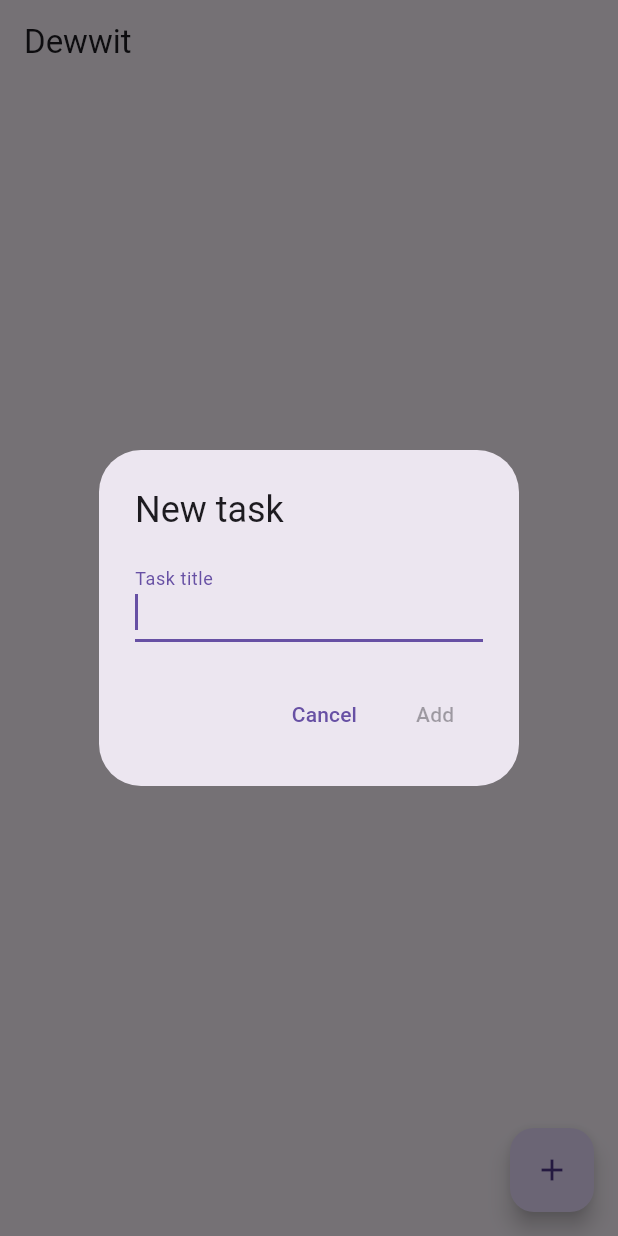
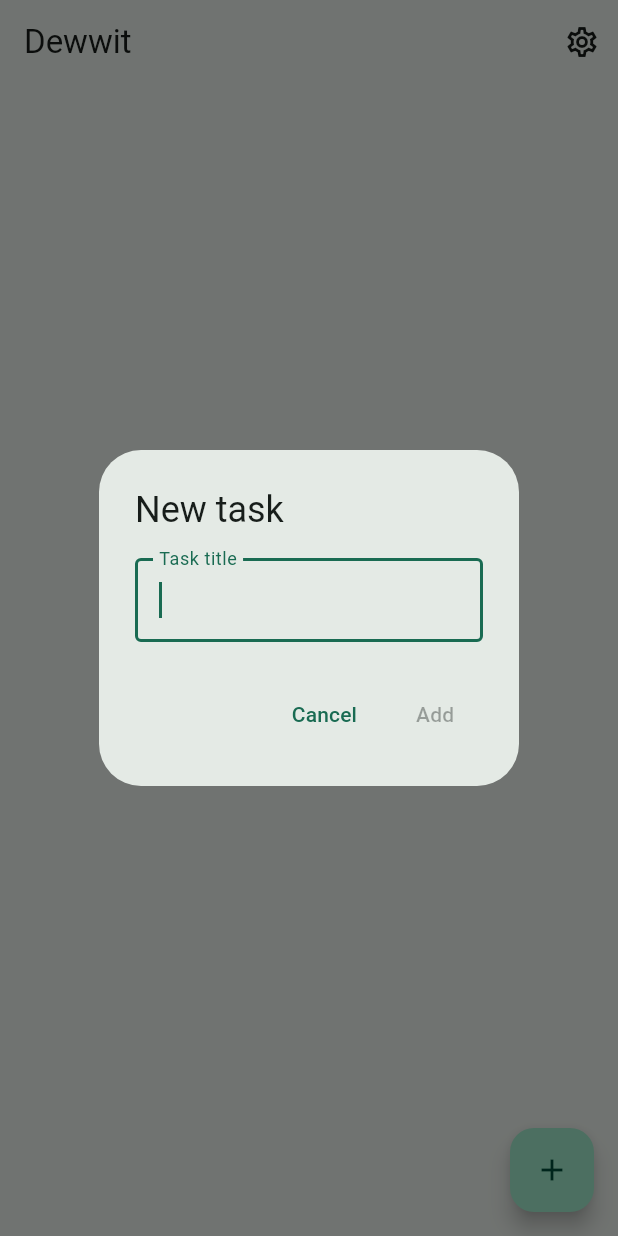
Before and after one commit to Syris-EkzD/Dewwit, a Flutter app: the screen it shows after launch, after a tap on the "add" icon, on a phone screen of 412 x 824 dp. Run offline on Flutter 3.47's test engine with Material 3 defaults, Android fonts, the phone set to English and light mode, and no system bars; our stand-ins replace shared_preferences, sqflite; accounts and stored records are empty.

Commit message:
feat(settings): add persistent app theme selection

```diff
--- a/lib/main.dart
+++ b/lib/main.dart
@@ -1,30 +1,80 @@
 import 'package:dewwit/models/task.dart';
 import 'package:dewwit/repositories/task_repository.dart';
+import 'package:dewwit/settings/settings_screen.dart';
+import 'package:dewwit/settings/theme_controller.dart';
+import 'package:dewwit/settings/theme_preference_store.dart';
 import 'package:dewwit/services/dewwit_widget_updater.dart';
+import 'package:dewwit/theme/dewwit_theme.dart';
 import 'package:flutter/material.dart';
 
-void main() {
-  runApp(DewwitApp(taskRepository: TaskRepository()));
+Future<void> main() async {
+  WidgetsFlutterBinding.ensureInitialized();
+  final preferenceStore = ThemePreferenceStore();
+  final initialThemeMode = await preferenceStore.load();
+
+  runApp(
+    DewwitApp(
+      taskRepository: TaskRepository(),
+      themeController: ThemeController(
+        preferenceStore,
+        initialThemeMode: initialThemeMode,
+      ),
+    ),
+  );
 }
 
-class DewwitApp extends StatelessWidget {
+class DewwitApp extends StatefulWidget {
   const DewwitApp({
     required this.taskRepository,
+    required this.themeController,
     this.widgetRefresh = DewwitWidgetUpdater.refresh,
     super.key,
   });
 
   final TaskRepository taskRepository;
+  final ThemeController themeController;
   final Future<void> Function() widgetRefresh;
+
+  @override
+  State<DewwitApp> createState() => _DewwitAppState();
+}
+
+class _DewwitAppState extends State<DewwitApp> {
+  @override
+  void initState() {
+    super.initState();
+    widget.themeController.addListener(_themeChanged);
+  }
+
+  @override
+  void didUpdateWidget(DewwitApp oldWidget) {
+    super.didUpdateWidget(oldWidget);
+    if (oldWidget.themeController != widget.themeController) {
+      oldWidget.themeController.removeListener(_themeChanged);
+      widget.themeController.addListener(_themeChanged);
+    }
+  }
+
+  @override
+  void dispose() {
+    widget.themeController.removeListener(_themeChanged);
+    super.dispose();
+  }
+
+  void _themeChanged() => setState(() {});
 
   @override
   Widget build(BuildContext context) {
     return MaterialApp(
       debugShowCheckedModeBanner: false,
       title: 'Dewwit',
+      theme: DewwitTheme.light,
+      darkTheme: DewwitTheme.dark,
+      themeMode: widget.themeController.themeMode,
       home: DewwitHomePage(
-        taskRepository: taskRepository,
-        widgetRefresh: widgetRefresh,
+        taskRepository: widget.taskRepository,
+        themeController: widget.themeController,
+        widgetRefresh: widget.widgetRefresh,
       ),
     );
   }
@@ -33,11 +83,13 @@ class DewwitApp extends StatelessWidget {
 class DewwitHomePage extends StatefulWidget {
   const DewwitHomePage({
     required this.taskRepository,
+    required this.themeController,
     required this.widgetRefresh,
     super.key,
   });
 
   final TaskRepository taskRepository;
+  final ThemeController themeController;
   final Future<void> Function() widgetRefresh;
 
   @override
@@ -131,7 +183,22 @@ class _DewwitHomePageState extends State<DewwitHomePage>
   @override
   Widget build(BuildContext context) {
     return Scaffold(
-      appBar: AppBar(title: const Text('Dewwit')),
+      appBar: AppBar(
+        title: const Text('Dewwit'),
+        actions: [
+          IconButton(
+            onPressed: () => Navigator.push(
+              context,
+              MaterialPageRoute<void>(
+                builder: (context) =>
+                    SettingsScreen(themeController: widget.themeController),
+              ),
+            ),
+            tooltip: 'Settings',
+            icon: const Icon(Icons.settings_outlined),
+          ),
+        ],
+      ),
       body: _buildBody(),
       floatingActionButton: FloatingActionButton(
         onPressed: _createTask,
--- /dev/null
+++ b/lib/settings/theme_controller.dart
@@ -0,0 +1,22 @@
+import 'package:dewwit/settings/theme_preference_store.dart';
+import 'package:flutter/material.dart';
+
+class ThemeController extends ChangeNotifier {
+  ThemeController(
+    this._preferenceStore, {
+    ThemeMode initialThemeMode = ThemeMode.system,
+  }) : _themeMode = initialThemeMode;
+
+  final ThemePreferenceStore _preferenceStore;
+  ThemeMode _themeMode;
+
+  ThemeMode get themeMode => _themeMode;
+
+  Future<void> setThemeMode(ThemeMode themeMode) async {
+    if (_themeMode == themeMode) return;
+
+    _themeMode = themeMode;
+    notifyListeners();
+    await _preferenceStore.save(themeMode);
+  }
+}
--- /dev/null
+++ b/lib/settings/theme_preference_store.dart
@@ -0,0 +1,24 @@
+import 'package:flutter/material.dart';
+import 'package:shared_preferences/shared_preferences.dart';
+
+class ThemePreferenceStore {
+  static const _preferenceKey = 'theme_mode';
+
+  Future<ThemeMode> load() async {
+    final preferences = await SharedPreferences.getInstance();
+    return _decode(preferences.getString(_preferenceKey));
+  }
+
+  Future<void> save(ThemeMode themeMode) async {
+    final preferences = await SharedPreferences.getInstance();
+    await preferences.setString(_preferenceKey, themeMode.name);
+  }
+
+  ThemeMode _decode(String? value) {
+    return switch (value) {
+      'light' => ThemeMode.light,
+      'dark' => ThemeMode.dark,
+      _ => ThemeMode.system,
+    };
+  }
+}
--- /dev/null
+++ b/lib/theme/dewwit_theme.dart
@@ -0,0 +1,44 @@
+import 'package:flutter/material.dart';
+
+abstract final class DewwitTheme {
+  static const _seedColor = Color(0xFF426A5A);
+
+  static final ThemeData light = _build(Brightness.light);
+  static final ThemeData dark = _build(Brightness.dark);
+
+  static ThemeData _build(Brightness brightness) {
+    final colorScheme = ColorScheme.fromSeed(
+      seedColor: _seedColor,
+      brightness: brightness,
+    );
+
+    return ThemeData(
+      useMaterial3: true,
+      brightness: brightness,
+      colorScheme: colorScheme,
+      scaffoldBackgroundColor: colorScheme.surface,
+      appBarTheme: AppBarTheme(
+        backgroundColor: colorScheme.surface,
+        foregroundColor: colorScheme.onSurface,
+        surfaceTintColor: Colors.transparent,
+      ),
+      cardTheme: CardThemeData(
+        color: colorScheme.surfaceContainerLow,
+        surfaceTintColor: Colors.transparent,
+      ),
+      inputDecorationTheme: const InputDecorationTheme(
+        border: OutlineInputBorder(),
+      ),
+      filledButtonTheme: FilledButtonThemeData(
+        style: FilledButton.styleFrom(
+          backgroundColor: colorScheme.primary,
+          foregroundColor: colorScheme.onPrimary,
+        ),
+      ),
+      floatingActionButtonTheme: FloatingActionButtonThemeData(
+        backgroundColor: colorScheme.primaryContainer,
+        foregroundColor: colorScheme.onPrimaryContainer,
+      ),
+    );
+  }
+}
--- a/pubspec.yaml
+++ b/pubspec.yaml
@@ -10,6 +10,7 @@ environment:
 dependencies:
   flutter:
     sdk: flutter
+  shared_preferences: ^2.5.5
   sqflite: ^2.4.3
 
 dev_dependencies:
```
Also changed, not shown: lib/settings/settings_screen.dart (added, +128 -0 lines), pubspec.lock, 4 other files.
